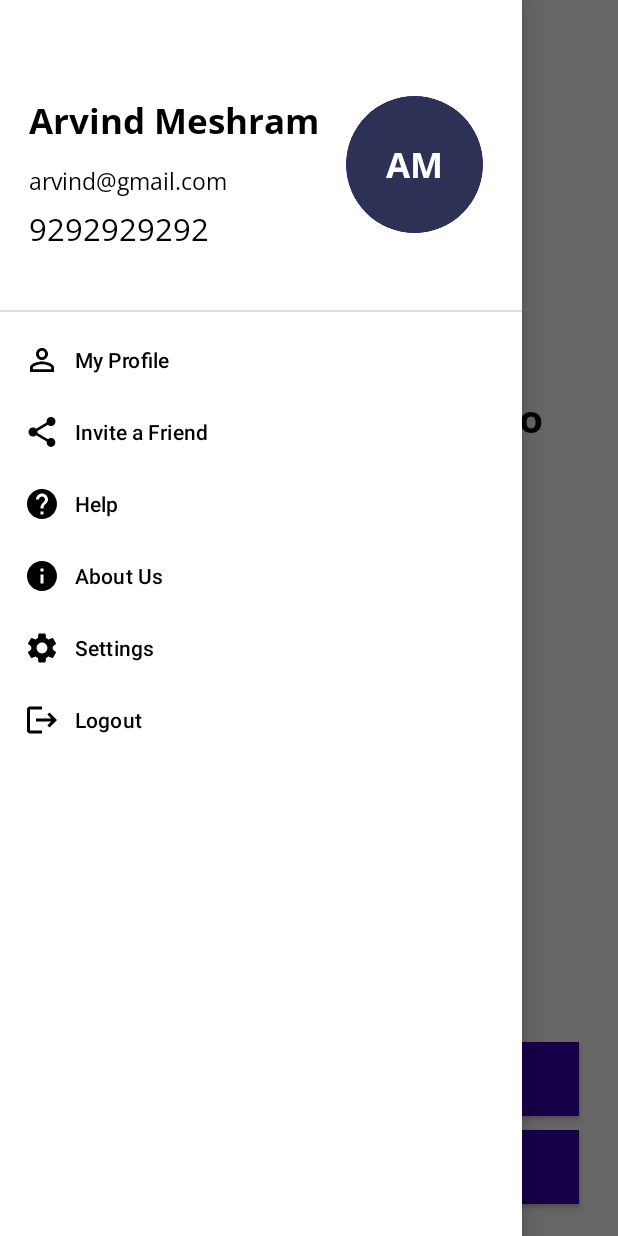
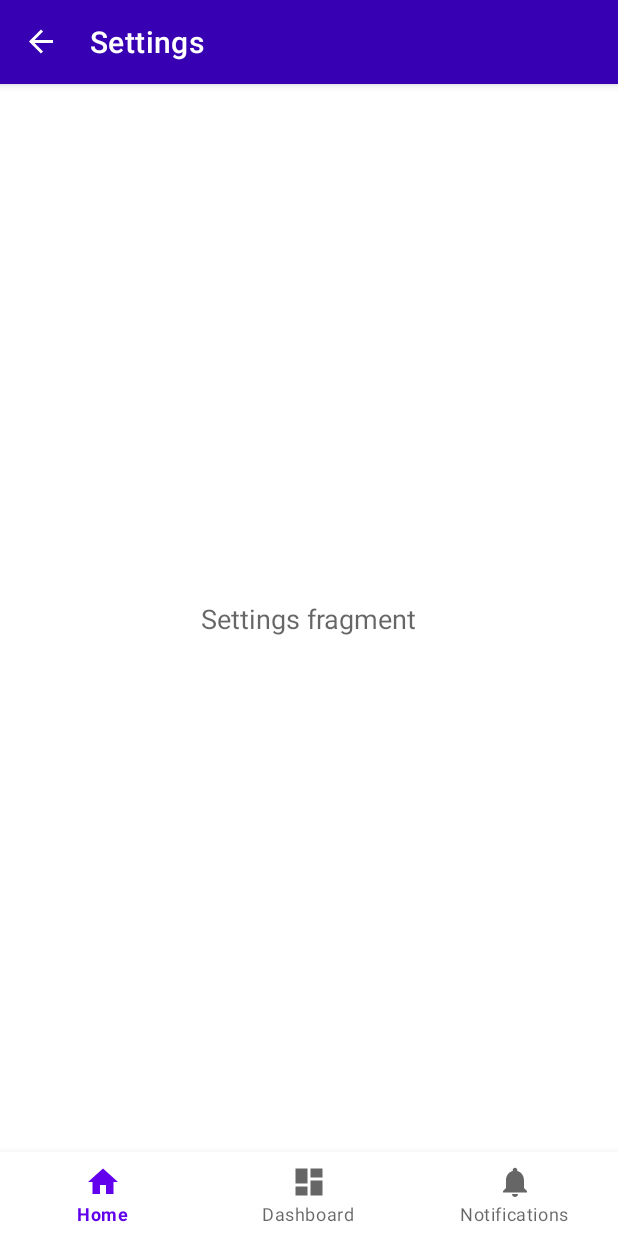
Before and after one commit to meshramaravind/BottomNavWithSideNavApp, an Android app: the screen it shows after launch (MainActivity), in the side drawer, after a tap on "Settings", on a phone screen of 412 x 824 dp. Run offline under Robolectric (Android 15) with nearby library versions, the phone set to English and light mode, and no system bars; our stand-ins replace Dagger/Hilt's generated code, data binding, navigation-ui.

Commit message:
Initial commit

```diff
--- a/app/src/main/java/com/arvind/bottomnavwithsidenav/view/main/MainActivity.kt
+++ b/app/src/main/java/com/arvind/bottomnavwithsidenav/view/main/MainActivity.kt
@@ -64,13 +64,13 @@ class MainActivity : AppCompatActivity() {
                 R.id.welcomeFragment -> {
                     supportActionBar!!.setDisplayShowTitleEnabled(false)
                     hideBothNavigation()
-                    hideToolbarNavigation()
                 }
 
                 R.id.SignInFragment -> {
                     supportActionBar!!.setDisplayShowTitleEnabled(true)
                     hideBothNavigation()
                     showToolbarNavigation()
+
                 }
 
                 R.id.SignUpFragment -> {
@@ -93,11 +93,11 @@ class MainActivity : AppCompatActivity() {
             }
         }
 
-
         binding.navView.setNavigationItemSelectedListener { menuItem ->
             when (menuItem.itemId) {
-                R.id.my_profileFragment -> {
-
+                R.id.profileFragment -> {
+                    binding.drawerLayout.closeDrawers()
+                    navController.navigate(R.id.profileFragment)
                     true
                 }
 
@@ -105,15 +105,21 @@ class MainActivity : AppCompatActivity() {
                     shareMode()
                     true
                 }
-                R.id.help_Fragment -> {
+                R.id.helpFragment -> {
+                    binding.drawerLayout.closeDrawers()
+                    navController.navigate(R.id.helpFragment)
                     true
                 }
 
-                R.id.about_usFragment -> {
+                R.id.aboutUsFragment -> {
+                    binding.drawerLayout.closeDrawers()
+                    navController.navigate(R.id.aboutUsFragment)
                     true
                 }
 
-                R.id.setting_Fragment -> {
+                R.id.settingsFragment -> {
+                    binding.drawerLayout.closeDrawers()
+                    navController.navigate(R.id.settingsFragment)
                     true
                 }
                 R.id.logoutFragment -> {
@@ -126,7 +132,7 @@ class MainActivity : AppCompatActivity() {
             }
         }
 
-
+        binding.bottomNavView.setupWithNavController(navController)
         appBarConfiguration = AppBarConfiguration(
             setOf(
                 R.id.homeFragment,
@@ -139,31 +145,23 @@ class MainActivity : AppCompatActivity() {
 
     }
 
-    private fun hideToolbarNavigation() {
-        binding.toolbar.visibility = View.GONE
-    }
-
     private fun showToolbarNavigation() {
         binding.toolbar.visibility = View.VISIBLE
     }
 
-
     private fun hideBothNavigation() {
         binding.bottomNavView.visibility = View.GONE
-        binding.navView.visibility = View.VISIBLE
         binding.drawerLayout.setDrawerLockMode(DrawerLayout.LOCK_MODE_LOCKED_CLOSED)
-
-        binding.navView.setupWithNavController(navController)
         binding.toolbar.visibility = View.GONE
     }
 
     private fun showBothNavigation() {
         binding.toolbar.visibility = View.VISIBLE
         binding.bottomNavView.visibility = View.VISIBLE
-        binding.navView.visibility = View.VISIBLE
         binding.drawerLayout.setDrawerLockMode(DrawerLayout.LOCK_MODE_UNLOCKED)
-        setupNavControl()
+
     }
+
 
     private fun setupNavControl() {
         binding.navView.setupWithNavController(navController)
@@ -210,7 +208,7 @@ class MainActivity : AppCompatActivity() {
                 this.resources.getString(R.string.logout_ok)
             )
             { dialog, which ->
-                binding.drawerLayout.closeDrawers();
+                binding.drawerLayout.closeDrawers()
                 navHostFragment.navController.navigate(R.id.SignInFragment)
             }.setNegativeButton(
                 this.resources.getString(R.string.cancel)
--- /dev/null
+++ b/app/src/main/java/com/arvind/bottomnavwithsidenav/view/settings/SettingsFragment.kt
@@ -0,0 +1,30 @@
+package com.arvind.bottomnavwithsidenav.view.settings
+
+import android.os.Bundle
+import android.view.LayoutInflater
+import android.view.View
+import android.view.ViewGroup
+import androidx.fragment.app.viewModels
+import com.arvind.bottomnavwithsidenav.databinding.FragmentSettingsBinding
+import com.arvind.bottomnavwithsidenav.view.base.BaseFragment
+import com.arvind.bottomnavwithsidenav.view.base.BaseFragmentContent
+import com.arvind.bottomnavwithsidenav.viewmodel.settings.SettingsViewModel
+import dagger.hilt.android.AndroidEntryPoint
+
+@AndroidEntryPoint
+class SettingsFragment : BaseFragment<FragmentSettingsBinding, SettingsViewModel>() {
+    override val viewModel: SettingsViewModel by viewModels()
+
+    override fun onCreate(savedInstanceState: Bundle?) {
+        super.onCreate(savedInstanceState)
+    }
+
+    override fun onViewCreated(view: View, savedInstanceState: Bundle?) {
+        super.onViewCreated(view, savedInstanceState)
+    }
+
+    override fun getViewBinding(
+        inflater: LayoutInflater,
+        container: ViewGroup?
+    ) = FragmentSettingsBinding.inflate(inflater, container, false)
+}
--- /dev/null
+++ b/app/src/main/res/layout/fragment_settings.xml
@@ -0,0 +1,23 @@
+<?xml version="1.0" encoding="utf-8"?>
+<layout xmlns:android="http://schemas.android.com/apk/res/android"
+    xmlns:app="http://schemas.android.com/apk/res-auto"
+    xmlns:tools="http://schemas.android.com/tools">
+
+    <androidx.constraintlayout.widget.ConstraintLayout
+        android:layout_width="match_parent"
+        android:layout_height="match_parent"
+        tools:context=".view.profile.ProfileFragment">
+
+        <androidx.appcompat.widget.AppCompatTextView
+            style="@style/TextAppearance.AppCompat.Medium"
+            android:layout_width="wrap_content"
+            android:layout_height="wrap_content"
+            android:text="Settings fragment"
+            app:layout_constraintBottom_toBottomOf="parent"
+            app:layout_constraintEnd_toEndOf="parent"
+            app:layout_constraintStart_toStartOf="parent"
+            app:layout_constraintTop_toTopOf="parent">
+
+        </androidx.appcompat.widget.AppCompatTextView>
+    </androidx.constraintlayout.widget.ConstraintLayout>
+</layout>
--- a/app/src/main/res/menu/menu_drawer_navigation.xml
+++ b/app/src/main/res/menu/menu_drawer_navigation.xml
@@ -3,7 +3,7 @@
     xmlns:app="http://schemas.android.com/apk/res-auto">
 
     <item
-        android:id="@+id/my_profileFragment"
+        android:id="@+id/profileFragment"
         android:icon="@drawable/ic_baseline_person_outline_24"
         android:title="@string/menu_title_my_profile" />
 
@@ -14,17 +14,17 @@
         android:title="@string/menu_title_invite_a_friend" />
 
     <item
-        android:id="@+id/help_Fragment"
+        android:id="@+id/helpFragment"
         android:icon="@drawable/ic_baseline_help_24"
         android:title="@string/menu_title_help" />
 
     <item
-        android:id="@+id/about_usFragment"
+        android:id="@+id/aboutUsFragment"
         android:icon="@drawable/ic_baseline_info_24"
         android:title="@string/menu_title_about_us" />
 
     <item
-        android:id="@+id/setting_Fragment"
+        android:id="@+id/settingsFragment"
         android:icon="@drawable/ic_baseline_settings_24"
         android:title="@string/menu_title_settings" />
     <item
--- a/app/src/main/res/navigation/nav_graph.xml
+++ b/app/src/main/res/navigation/nav_graph.xml
@@ -22,6 +22,40 @@
         android:name="com.arvind.bottomnavwithsidenav.view.notifications.NotificationsFragment"
         android:label="@string/title_notifications"
         tools:layout="@layout/fragment_notifications" />
+
+
+    <fragment
+        android:id="@+id/profileFragment"
+        android:name="com.arvind.bottomnavwithsidenav.view.profile.ProfileFragment"
+        android:label="Profile"
+        tools:layout="@layout/fragment_profile">
+
+    </fragment>
+
+
+    <fragment
+        android:id="@+id/helpFragment"
+        android:name="com.arvind.bottomnavwithsidenav.view.help.HelpFragment"
+        android:label="Help"
+        tools:layout="@layout/fragment_help">
+
+    </fragment>
+
+    <fragment
+        android:id="@+id/aboutUsFragment"
+        android:name="com.arvind.bottomnavwithsidenav.view.about_us.AboutUsFragment"
+        android:label="About us"
+        tools:layout="@layout/fragment_about_us">
+
+    </fragment>
+
+    <fragment
+        android:id="@+id/settingsFragment"
+        android:name="com.arvind.bottomnavwithsidenav.view.settings.SettingsFragment"
+        android:label="Settings"
+        tools:layout="@layout/fragment_settings">
+
+    </fragment>
 
 
     <fragment
@@ -110,4 +144,5 @@
 
     </fragment>
 
+
 </navigation>
```
Also changed, not shown: app/src/main/java/com/arvind/bottomnavwithsidenav/view/about_us/AboutUsFragment.kt (added, +26 -0 lines), app/src/main/java/com/arvind/bottomnavwithsidenav/view/help/HelpFragment.kt (added, +26 -0 lines), app/src/main/java/com/arvind/bottomnavwithsidenav/view/profile/ProfileFragment.kt (added, +30 -0 lines), app/src/main/java/com/arvind/bottomnavwithsidenav/viewmodel/profile/ProfileViewModel.kt (added, +13 -0 lines), app/src/main/java/com/arvind/bottomnavwithsidenav/viewmodel/settings/SettingsViewModel.kt (added, +12 -0 lines), app/src/main/res/layout/fragment_about_us.xml (added, +23 -0 lines), app/src/main/res/layout/fragment_help.xml (added, +23 -0 lines), app/src/main/res/layout/fragment_profile.xml (added, +23 -0 lines).
